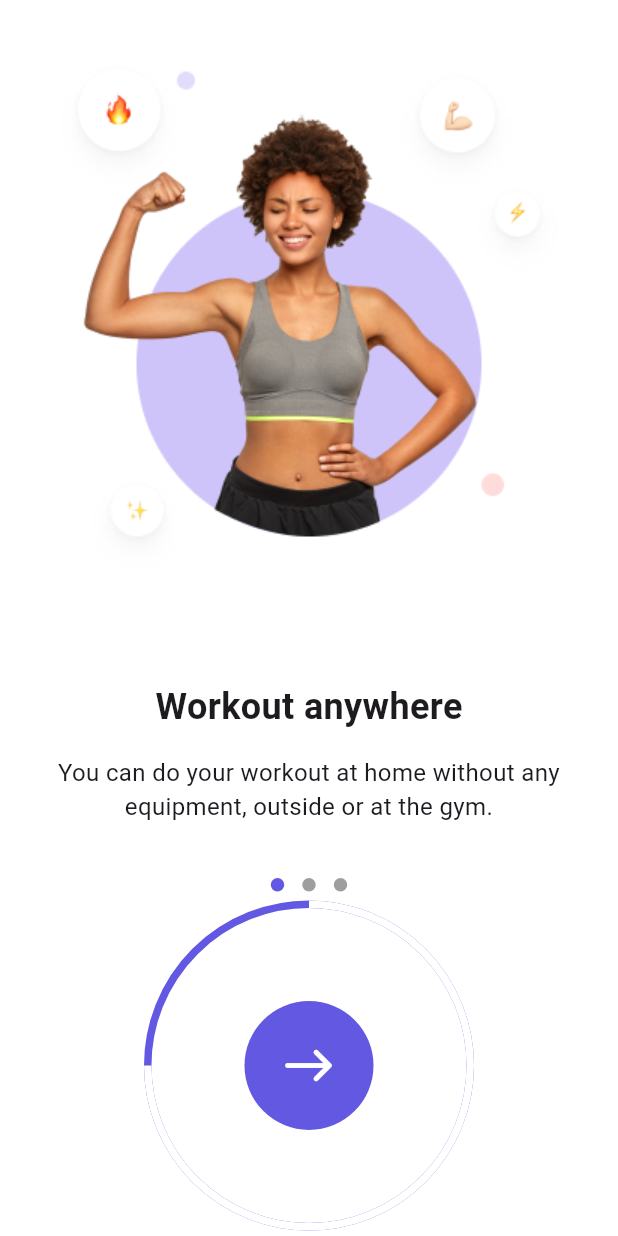
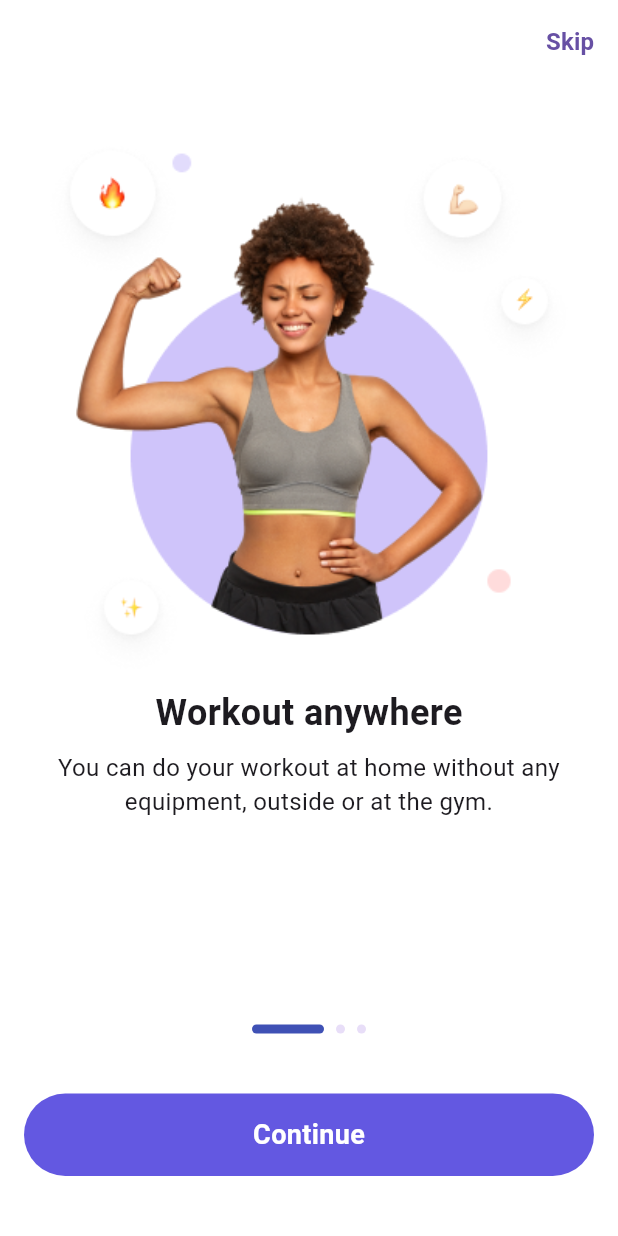
Before and after one commit to MarjuDox/DA2, a Flutter app: the screen it shows after launch, on a phone screen of 412 x 824 dp. Run offline on Flutter 3.47's test engine with Material 3 defaults, Android fonts, the phone set to English and light mode, and no system bars; drawn by our look-alikes of dots_indicator, percent_indicator, smooth_page_indicator; our stand-ins replace bloc, chewie, firebase_auth, firebase_core, firebase_storage, flutter_bloc and 7 more; missing offline and left inert: custom_timer; accounts and stored records are empty; Roboto replaces fonts that are missing (NotoSansKR); statements that could not run were skipped.

Commit message:
Update: UI màn hình onboarding, fixbug UserModel.toJsonString

```diff
--- a/lib/core/const/data_constants.dart
+++ b/lib/core/const/data_constants.dart
@@ -7,17 +7,17 @@ import 'package:diabetes/screens/onboarding/widget/onboarding_title.dart';
 class DataConstants {
   // Onboarding
   static final onboardingTiles = [
-    OnboardingTitle(
+    const OnboardingTitle(
       title: TextConstants.onboarding1Title,
       mainText: TextConstants.onboarding1Description,
       imagePath: PathConstants.onboarding1,
     ),
-    OnboardingTitle(
+    const OnboardingTitle(
       title: TextConstants.onboarding2Title,
       mainText: TextConstants.onboarding2Description,
       imagePath: PathConstants.onboarding2,
     ),
-    OnboardingTitle(
+    const OnboardingTitle(
       title: TextConstants.onboarding3Title,
       mainText: TextConstants.onboarding3Description,
       imagePath: PathConstants.onboarding3,
--- a/lib/core/service/auth_service.dart
+++ b/lib/core/service/auth_service.dart
@@ -1,3 +1,5 @@
+import 'dart:convert';
+
 import 'package:diabetes/core/const/global_constants.dart';
 import 'package:diabetes/core/extentions/exceptions.dart';
 import 'package:diabetes/core/service/user_storage_service.dart';
@@ -14,7 +16,7 @@ class AuthService {
     await user.updateDisplayName(name);
 
     final userModel = UserModel.fromFirebase(auth.currentUser);
-    await UserStorageService.writeSecureData(email, userModel.toJsonString());
+    await UserStorageService.writeSecureData(email, jsonEncode(userModel));
     GlobalConstants.currentUser = userModel;
 
     return user;
@@ -46,7 +48,7 @@ class AuthService {
         final userModel = UserModel.fromFirebase(auth.currentUser);
         if (userFromLocal == null) {
           await UserStorageService.writeSecureData(
-              email, userModel.toJsonString());
+              email, jsonEncode(userModel));
         }
         GlobalConstants.currentUser = userModel;
       }
--- a/lib/main.dart
+++ b/lib/main.dart
@@ -49,8 +49,10 @@ void main() async {
     DeviceOrientation.portraitUp,
     DeviceOrientation.portraitDown,
   ]);
-  await Firebase.initializeApp(options: DefaultFirebaseOptions.currentPlatform,);
-  runApp(MyApp());
+  await Firebase.initializeApp(
+    options: DefaultFirebaseOptions.currentPlatform,
+  );
+  runApp(const MyApp());
 }
 
 class MyApp extends StatefulWidget {
@@ -62,7 +64,8 @@ class MyApp extends StatefulWidget {
 }
 
 class _MyAppState extends State {
-  static FlutterLocalNotificationsPlugin flutterLocalNotificationsPlugin = NotificationService.flutterLocalNotificationsPlugin;
+  static FlutterLocalNotificationsPlugin flutterLocalNotificationsPlugin =
+      NotificationService.flutterLocalNotificationsPlugin;
 
   @override
   initState() {
@@ -78,7 +81,8 @@ class _MyAppState extends State {
     tz.initializeTimeZones();
 
     flutterLocalNotificationsPlugin.initialize(initializationSettings,
-        onDidReceiveNotificationResponse:  (NotificationResponse? notificationResponse) {
+        onDidReceiveNotificationResponse:
+            (NotificationResponse? notificationResponse) {
       if (notificationResponse != null) {
         showDialog(
           context: context,
@@ -104,13 +108,13 @@ class _MyAppState extends State {
       debugShowCheckedModeBanner: false,
       title: 'Diabetes',
       theme: ThemeData(
-        textTheme:
-            TextTheme(bodyText1: TextStyle(color: ColorConstants.textColor)),
+        textTheme: const TextTheme(
+            bodyLarge: TextStyle(color: ColorConstants.textColor)),
         fontFamily: 'NotoSansKR',
         scaffoldBackgroundColor: Colors.white,
         visualDensity: VisualDensity.adaptivePlatformDensity,
       ),
-      home: isLoggedIn ? TabBarPage() : OnboardingPage(),
+      home: isLoggedIn ? const TabBarPage() : const OnboardingPage(),
     );
   }
 }
--- a/lib/model/user_model.dart
+++ b/lib/model/user_model.dart
@@ -37,7 +37,7 @@ class UserModel {
     return data;
   }
 
-  static fromFirebase(User? user) {
+  static UserModel? fromFirebase(User? user) {
     return user != null
         ? UserModel(
             name: user.displayName ?? "",
@@ -45,6 +45,6 @@ class UserModel {
             mail: user.email ?? "",
             workouts: [],
           )
-        : [];
+        : null;
   }
 }
--- a/lib/screens/common_widget/diabetes_button.dart
+++ b/lib/screens/common_widget/diabetes_button.dart
@@ -1,12 +1,16 @@
 import 'package:diabetes/core/const/color_constants.dart';
 import 'package:flutter/material.dart';
 
-class DiabetesButton extends StatelessWidget{
+class DiabetesButton extends StatelessWidget {
   final String title;
   final bool isEnabled;
   final Function() onTap;
 
-  const DiabetesButton({super.key, required this.title, this.isEnabled = true, required this.onTap});
+  const DiabetesButton(
+      {super.key,
+      required this.title,
+      this.isEnabled = true,
+      required this.onTap});
 
   @override
   Widget build(BuildContext context) {
@@ -14,14 +18,16 @@ class DiabetesButton extends StatelessWidget{
       width: double.infinity,
       height: 55,
       decoration: BoxDecoration(
-        color: isEnabled ? ColorConstants.primaryColor : ColorConstants.disabledColor,
+        color: isEnabled
+            ? ColorConstants.primaryColor
+            : ColorConstants.disabledColor,
         borderRadius: BorderRadius.circular(100),
       ),
       child: Material(
         color: Colors.transparent,
         child: InkWell(
           borderRadius: BorderRadius.circular(100),
-          onTap: onTap,
+          onTap: isEnabled ? onTap : null,
           child: Center(
             child: Text(
               title,
--- a/lib/screens/onboarding/bloc/onboarding_bloc.dart
+++ b/lib/screens/onboarding/bloc/onboarding_bloc.dart
@@ -30,6 +30,8 @@ class OnboardingBloc extends Bloc<OnboardingEvent, OnboardingState> {
     } else if (event is PageSwipedEvent) {
       pageIndex = event.index;
       yield PageChangedState(counter: pageIndex);
+    } else if (event is OnboardSkipEvent) {
+      yield NextScreenState();
     }
   }
 }
--- a/lib/screens/onboarding/bloc/onboarding_event.dart
+++ b/lib/screens/onboarding/bloc/onboarding_event.dart
@@ -9,3 +9,5 @@ class PageSwipedEvent extends OnboardingEvent{
   final int index;
   PageSwipedEvent({required this.index});
 }
+
+class OnboardSkipEvent extends OnboardingEvent{}
--- a/lib/screens/onboarding/page/onboarding_page.dart
+++ b/lib/screens/onboarding/page/onboarding_page.dart
@@ -5,14 +5,10 @@ import 'package:flutter/material.dart';
 import 'package:flutter_bloc/flutter_bloc.dart';
 
 class OnboardingPage extends StatelessWidget {
+  const OnboardingPage({super.key});
+
   @override
   Widget build(BuildContext context) {
-    return Scaffold(
-      body: _buildBody(context),
-    );
-  }
-
-  BlocProvider<OnboardingBloc> _buildBody(BuildContext context) {
     return BlocProvider<OnboardingBloc>(
       create: (BuildContext context) => OnboardingBloc(),
       child: BlocConsumer<OnboardingBloc, OnboardingState>(
@@ -21,14 +17,14 @@ class OnboardingPage extends StatelessWidget {
           Navigator.of(context).pushReplacement(
             MaterialPageRoute(
               builder: (_) {
-                return SignUpPage();
+                return const SignUpPage();
               },
             ),
           );
         },
         buildWhen: (_, currState) => currState is OnboardingInitial,
         builder: (context, state) {
-          return OnboardingContent();
+          return const OnboardingContent();
         },
       ),
     );
--- a/lib/screens/onboarding/widget/onboarding_content.dart
+++ b/lib/screens/onboarding/widget/onboarding_content.dart
@@ -1,10 +1,9 @@
-import 'package:diabetes/core/const/color_constants.dart';
 import 'package:diabetes/core/const/data_constants.dart';
+import 'package:diabetes/screens/common_widget/diabetes_button.dart';
 import 'package:diabetes/screens/onboarding/bloc/onboarding_bloc.dart';
-import 'package:dots_indicator/dots_indicator.dart';
 import 'package:flutter/material.dart';
 import 'package:flutter_bloc/flutter_bloc.dart';
-import 'package:percent_indicator/circular_percent_indicator.dart';
+import 'package:smooth_page_indicator/smooth_page_indicator.dart';
 
 class OnboardingContent extends StatelessWidget {
   const OnboardingContent({super.key});
@@ -12,102 +11,74 @@ class OnboardingContent extends StatelessWidget {
   @override
   Widget build(BuildContext context) {
     final bloc = BlocProvider.of<OnboardingBloc>(context);
-    return SafeArea(
+    return Scaffold(
+      appBar: AppBar(
+        backgroundColor: Colors.transparent,
+        actions: [
+          TextButton(
+            onPressed: () {
+              bloc.add(OnboardSkipEvent());
+            },
+            child: const Text(
+              'Skip',
+              style: TextStyle(fontWeight: FontWeight.w600, fontSize: 16),
+            ),
+          )
+        ],
+      ),
+      body: SafeArea(
         child: Column(
-        crossAxisAlignment: CrossAxisAlignment.center,
+          crossAxisAlignment: CrossAxisAlignment.stretch,
           children: [
             Expanded(
-            flex: 4,
-            child: _createPageView(bloc.pageController, bloc),
-          ),
-          Expanded(
-            flex: 2,
-            child: _createStatic(bloc),
-          ),
-        ],
-      ),
-    );
-  }
-
-  Widget _createPageView(PageController controller, OnboardingBloc bloc) {
-    return PageView(
+              child: PageView(
                 scrollDirection: Axis.horizontal,
-      controller: controller,
+                controller: bloc.pageController,
                 children: DataConstants.onboardingTiles,
                 onPageChanged: (index) {
                   bloc.add(PageSwipedEvent(index: index));
                 },
-    );
-  }
-
-  Widget _createStatic(OnboardingBloc bloc) {
-    return Column(
-      children: [
-        SizedBox(
-          height: 30,
+              ),
+            ),
+            const SizedBox(
+              height: 16,
             ),
             BlocBuilder<OnboardingBloc, OnboardingState>(
               buildWhen: (_, currState) => currState is PageChangedState,
               builder: (context, state) {
-            return DotsIndicator(
-              dotsCount: 3,
-              position: bloc.pageIndex.toInt(),
-              decorator: DotsDecorator(
-                color: Colors.grey,
-                activeColor: ColorConstants.primaryColor,
+                return Center(
+                  child: SmoothPageIndicator(
+                    count: 3,
+                    effect: ExpandingDotsEffect(
+                      dotHeight: 6,
+                      dotWidth: 6,
+                      expansionFactor: 8,
+                      dotColor:
+                          Theme.of(context).colorScheme.secondaryContainer,
+                    ),
+                    controller: bloc.pageController,
                   ),
                 );
               },
             ),
-        Spacer(),
-        BlocBuilder<OnboardingBloc, OnboardingState>(
-          buildWhen: (_, currState) => currState is PageChangedState,
-          builder: (context, state) {
-            final percent = _getPercent(bloc.pageIndex);
-            return TweenAnimationBuilder<double>(
-                tween: Tween<double>(begin: 0, end: percent),
-                duration: Duration(seconds: 1),
-                builder: (context, value, _) => CircularPercentIndicator(
-                      radius: 110,
-                      backgroundColor: ColorConstants.primaryColor,
-                      progressColor: Colors.white,
-                      percent: 1 - value,
-                      center: Material(
-                        shape: CircleBorder(),
-                        color: ColorConstants.primaryColor,
-                        child: RawMaterialButton(
-                          shape: CircleBorder(),
-                          onPressed: () {
+            const SizedBox(
+              height: 40,
+            ),
+            Padding(
+              padding: const EdgeInsets.symmetric(horizontal: 16),
+              child: DiabetesButton(
+                onTap: () {
                   bloc.add(PageChangedEvent());
                 },
-                          child: Padding(
-                            padding: EdgeInsets.all(24.0),
-                            child: Icon(
-                              Icons.east_rounded,
-                              size: 38.0,
-                              color: Colors.white,
+                title: 'Continue',
               ),
             ),
+            const SizedBox(
+              height: 40,
+            ),
+          ],
         ),
       ),
-                    ));
-          },
-        ),
-        SizedBox(height: 30),
-      ],
     );
   }
-
-   double _getPercent(int pageIndex) {
-    switch (pageIndex) {
-      case 0:
-        return 0.25;
-      case 1:
-        return 0.65;
-      case 2:
-        return 1;
-      default:
-        return 0;
 }
-  }
-}
--- a/lib/screens/onboarding/widget/onboarding_title.dart
+++ b/lib/screens/onboarding/widget/onboarding_title.dart
@@ -1,39 +1,49 @@
 import 'package:flutter/material.dart';
+import 'package:flutter/widgets.dart';
 
 class OnboardingTitle extends StatelessWidget {
-  final title, imagePath, mainText;
+  final String title, imagePath, mainText;
 
-  OnboardingTitle({this.imagePath, this.mainText, this.title});
+  const OnboardingTitle({
+    super.key,
+    required this.imagePath,
+    required this.mainText,
+    required this.title,
+  });
 
   @override
   Widget build(BuildContext context) {
     final screenWidth = MediaQuery.of(context).size.width;
-    return Padding(
+    return SingleChildScrollView(
+      child: Padding(
         padding: const EdgeInsets.symmetric(horizontal: 24),
         child: Column(
+          mainAxisAlignment: MainAxisAlignment.center,
           children: [
             const SizedBox(height: 34),
-          Expanded(
+            AspectRatio(
+              aspectRatio: 1,
               child: Image.asset(
                 imagePath,
+                fit: BoxFit.contain,
               ),
             ),
-          const SizedBox(height: 65),
+            const SizedBox(height: 4),
             Text(
               title,
-            style: TextStyle(
+              style: const TextStyle(
                 fontWeight: FontWeight.w700,
                 fontSize: 24.0,
               ),
             ),
-          const SizedBox(height: 15),
+            const SizedBox(height: 8),
             Padding(
               padding: EdgeInsets.symmetric(
                 horizontal: screenWidth / 100,
               ),
               child: Text(
                 mainText,
-              style: TextStyle(
+                style: const TextStyle(
                   fontSize: 16.0,
                 ),
                 textAlign: TextAlign.center,
@@ -41,6 +51,7 @@ class OnboardingTitle extends StatelessWidget {
             ),
           ],
         ),
+      ),
     );
   }
 }
--- a/pubspec.yaml
+++ b/pubspec.yaml
@@ -28,7 +28,7 @@ dependencies:
   custom_timer: ^0.0.6
 
   # Page View dots indicator
-  dots_indicator: ^3.0.0
+  smooth_page_indicator: ^1.1.0
 
   # Percent circle
   percent_indicator: ^4.0.2
```
Also changed, not shown: pubspec.lock. Lines whose indentation alone changed are shown as unchanged.
